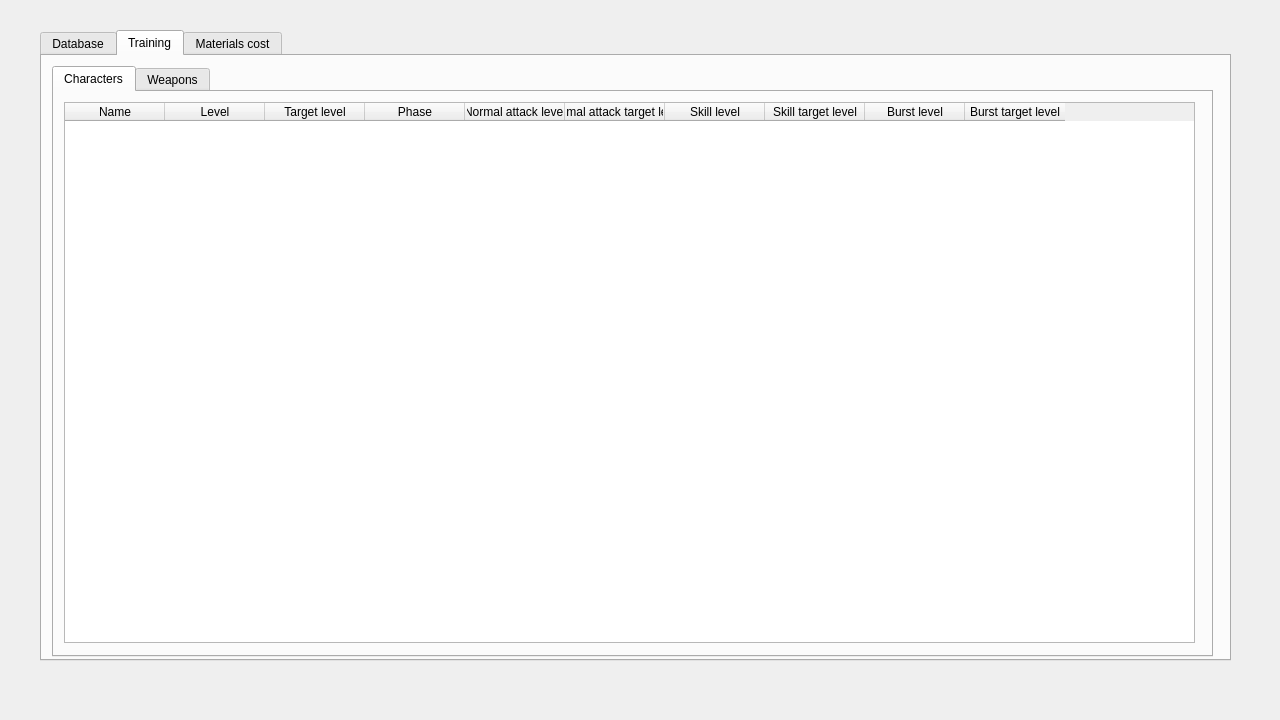
First picture: the form in genshin_calculator.ui, repository crimvael/genshin_calculator, before the edit.
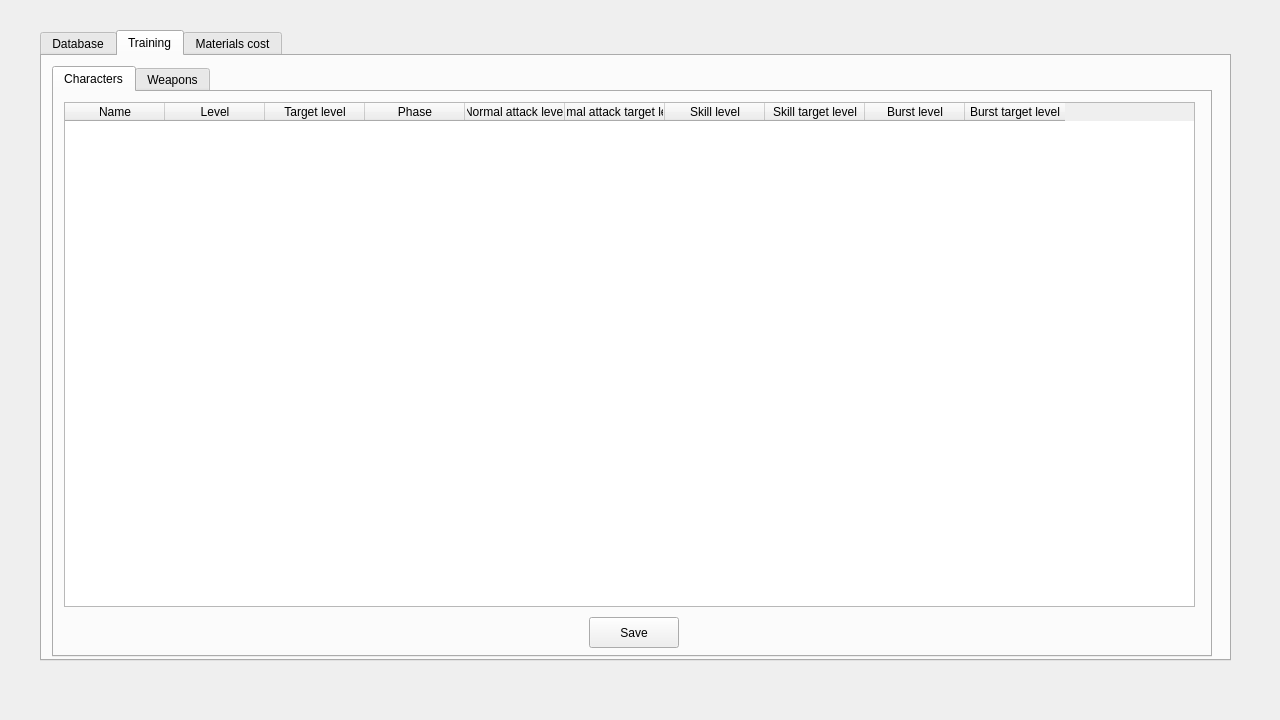
Second picture: the form after the edit.

```diff
--- a/genshin_calculator.ui
+++ b/genshin_calculator.ui
@@ -1138,7 +1138,7 @@
        <rect>
         <x>10</x>
         <y>10</y>
-        <width>1161</width>
+        <width>1160</width>
         <height>591</height>
        </rect>
       </property>
@@ -1155,7 +1155,7 @@
           <x>10</x>
           <y>10</y>
           <width>1131</width>
-          <height>541</height>
+          <height>505</height>
          </rect>
         </property>
         <property name="editTriggers">
@@ -1215,6 +1215,19 @@
          </property>
         </column>
        </widget>
+       <widget class="QPushButton" name="pushButton">
+        <property name="geometry">
+         <rect>
+          <x>535</x>
+          <y>525</y>
+          <width>90</width>
+          <height>31</height>
+         </rect>
+        </property>
+        <property name="text">
+         <string>Save</string>
+        </property>
+       </widget>
       </widget>
       <widget class="QWidget" name="tab_10">
        <attribute name="title">
```
